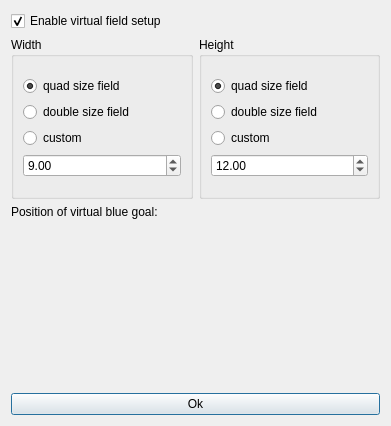
Before: the Qt Designer form src/ra/widgets/virtualfieldsetupdialog.ui in robotics-erlangen/framework, drawn with Qt 5.
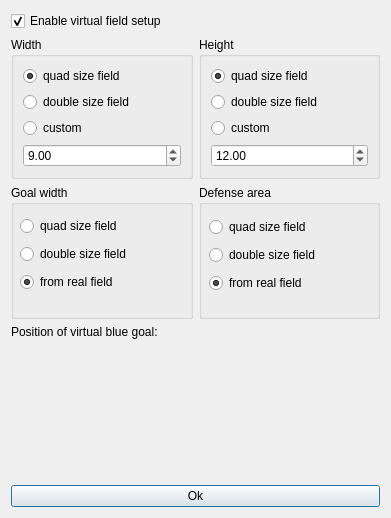
After: the same form once the commit is applied. Custom widgets are drawn as their Qt base class.

Commit message: Ra: virtual field: allow configuring goal width and defense area

The edit to the form file:
```diff
--- a/src/ra/widgets/virtualfieldsetupdialog.ui
+++ b/src/ra/widgets/virtualfieldsetupdialog.ui
@@ -7,7 +7,7 @@
     <x>0</x>
     <y>0</y>
     <width>391</width>
-    <height>426</height>
+    <height>518</height>
    </rect>
   </property>
   <property name="windowTitle">
@@ -126,6 +126,96 @@
          </item>
         </layout>
        </item>
+       <item>
+        <layout class="QHBoxLayout" name="horizontalLayout">
+         <item>
+          <widget class="QGroupBox" name="goalGroupBox">
+           <property name="title">
+            <string>Goal width</string>
+           </property>
+           <widget class="QWidget" name="verticalLayoutWidget">
+            <property name="geometry">
+             <rect>
+              <x>9</x>
+              <y>29</y>
+              <width>161</width>
+              <height>81</height>
+             </rect>
+            </property>
+            <layout class="QVBoxLayout" name="verticalLayout_5">
+             <item>
+              <widget class="QRadioButton" name="quadSizeGoal">
+               <property name="text">
+                <string>quad size field</string>
+               </property>
+              </widget>
+             </item>
+             <item>
+              <widget class="QRadioButton" name="doubleSizeGoal">
+               <property name="text">
+                <string>double size field</string>
+               </property>
+              </widget>
+             </item>
+             <item>
+              <widget class="QRadioButton" name="realGoal">
+               <property name="text">
+                <string>from real field</string>
+               </property>
+               <property name="checked">
+                <bool>true</bool>
+               </property>
+              </widget>
+             </item>
+            </layout>
+           </widget>
+          </widget>
+         </item>
+         <item>
+          <widget class="QGroupBox" name="defenseGroupBox">
+           <property name="title">
+            <string>Defense area</string>
+           </property>
+           <widget class="QWidget" name="verticalLayoutWidget_2">
+            <property name="geometry">
+             <rect>
+              <x>10</x>
+              <y>30</y>
+              <width>160</width>
+              <height>81</height>
+             </rect>
+            </property>
+            <layout class="QVBoxLayout" name="verticalLayout_6">
+             <item>
+              <widget class="QRadioButton" name="quadSizeDefense">
+               <property name="text">
+                <string>quad size field</string>
+               </property>
+              </widget>
+             </item>
+             <item>
+              <widget class="QRadioButton" name="doubleSizeDefense">
+               <property name="text">
+                <string>double size field</string>
+               </property>
+              </widget>
+             </item>
+             <item>
+              <widget class="QRadioButton" name="realDefense">
+               <property name="text">
+                <string>from real field</string>
+               </property>
+               <property name="checked">
+                <bool>true</bool>
+               </property>
+              </widget>
+             </item>
+            </layout>
+           </widget>
+          </widget>
+         </item>
+        </layout>
+       </item>
        <item>
         <widget class="QLabel" name="label">
          <property name="sizePolicy">
```
The commit also changes 5 other files.
